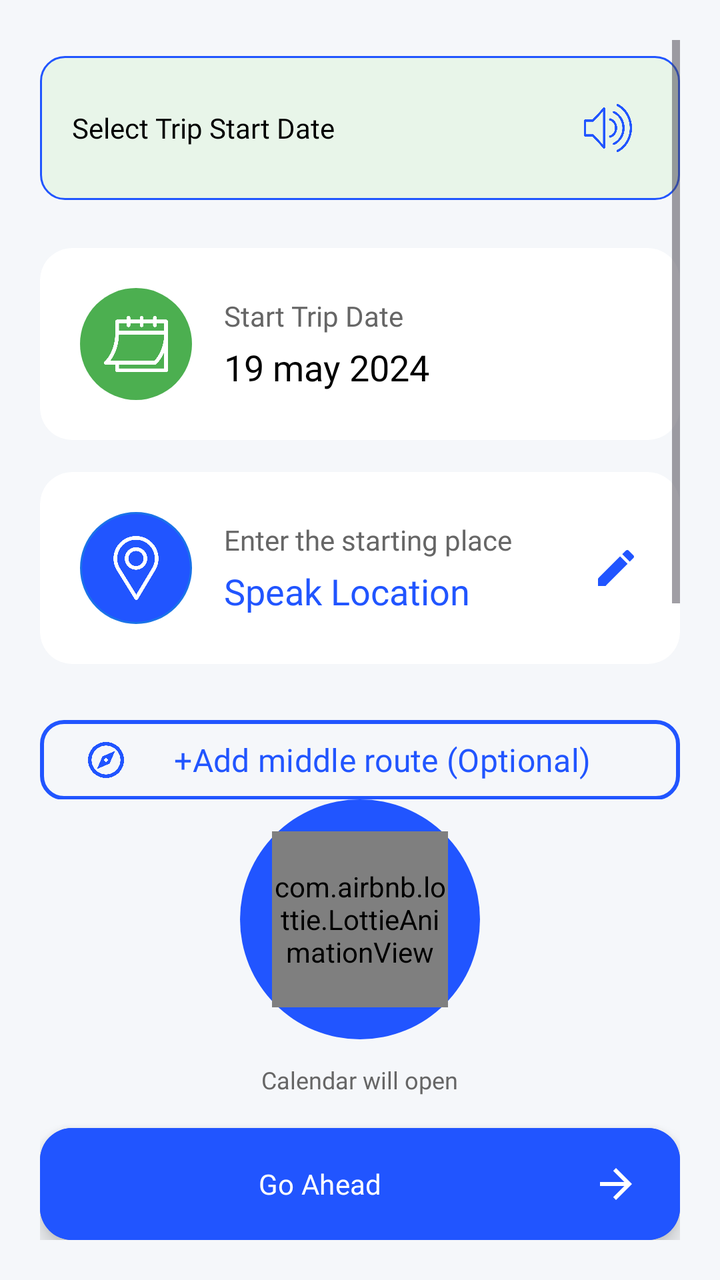
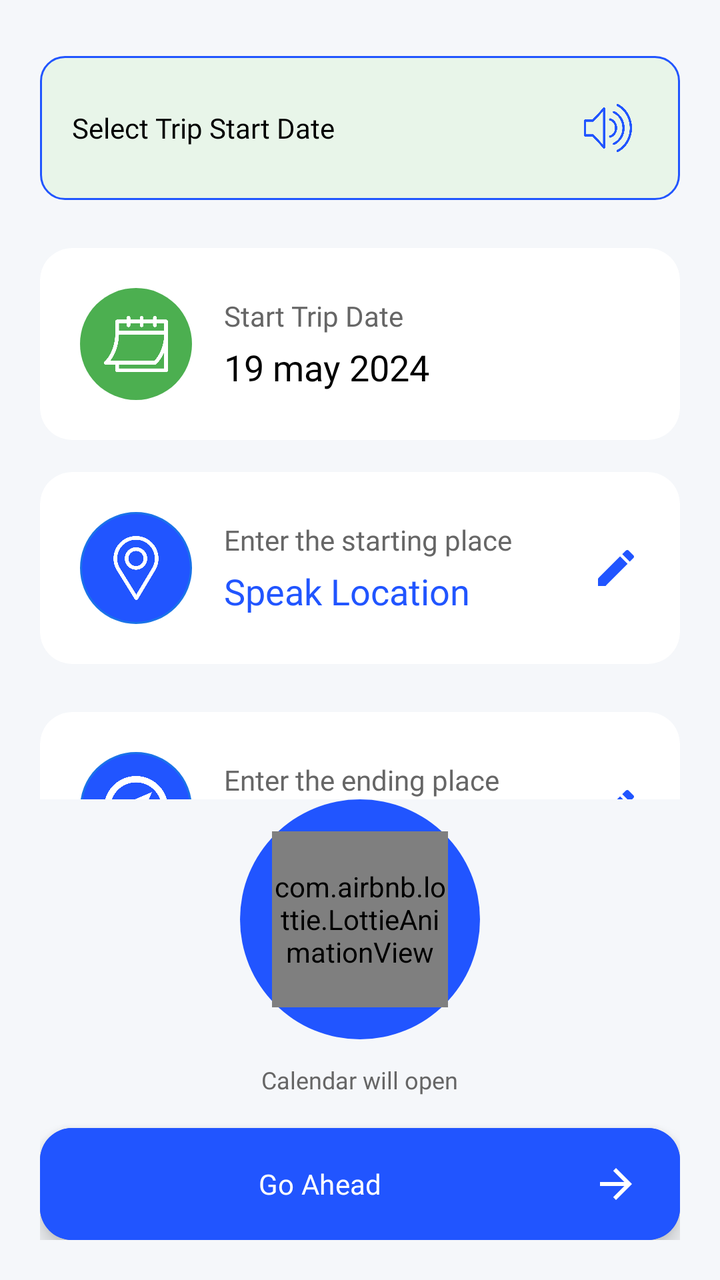

The first picture is an Android layout as it rendered before a commit; the second is the same layout after the commit. The layout source and the unified diff follow.
<!-- AndroidManifest.xml: application theme Theme.TestApplication -->
<!-- res/layout/activity_second_speech_screen.xml -->
<?xml version="1.0" encoding="utf-8"?>
<LinearLayout xmlns:android="http://schemas.android.com/apk/res/android"
    xmlns:app="http://schemas.android.com/apk/res-auto"
    android:layout_width="match_parent"
    android:layout_height="match_parent"
    android:orientation="vertical"
    android:fitsSystemWindows="true"
    android:background="#F5F7FA">

    
    <RelativeLayout
        android:id="@+id/topBar"
        android:layout_width="match_parent"
        android:layout_height="@dimen/_60sdp"
        android:background="@color/green">

        <ImageView
            android:id="@+id/backBtn"
            android:layout_width="@dimen/_25sdp"
            android:layout_height="@dimen/_25sdp"
            android:layout_alignParentStart="true"
            android:layout_centerInParent="true"
            android:layout_marginStart="@dimen/_10sdp"
            android:src="@drawable/baseline_arrow_back_24"
            app:tint="@color/white" />

        <TextView
            android:layout_width="wrap_content"
            android:layout_height="wrap_content"
            android:layout_centerInParent="true"
            android:fontFamily="@font/roboto_medium"
            android:text="@string/other_details_de"
            android:textColor="@color/white"
            android:textSize="@dimen/_14sdp" />
    </RelativeLayout>

    
    <RelativeLayout
        android:layout_width="match_parent"
        android:layout_height="0dp"
        android:layout_weight="1"
        android:padding="20dp">

        
        <ScrollView
            android:id="@+id/scrollContent"
            android:layout_width="match_parent"
            android:layout_height="wrap_content"
            android:layout_alignParentTop="true"
            android:layout_above="@id/bottomSection"
            android:fillViewport="true">

            <LinearLayout
                android:layout_width="match_parent"
                android:layout_height="wrap_content"
                android:orientation="vertical">

                
                <LinearLayout
                    android:layout_width="match_parent"
                    android:layout_height="wrap_content"
                    android:layout_marginTop="8dp"
                    android:layout_marginBottom="24dp"
                    android:gravity="center_vertical"
                    android:orientation="horizontal"
                    android:background="@drawable/bg_instruction_banner"
                    android:padding="16dp">

                    <TextView
                        android:id="@+id/tvInstruction"
                        android:layout_width="0dp"
                        android:layout_height="wrap_content"
                        android:layout_weight="1"
                        android:text="@string/trip_shuru_hone_ki_tareekh_chuno"
                        android:textSize="@dimen/_14sdp"
                        android:textColor="@color/black"
                        android:fontFamily="@font/roboto_medium" />

                    <ImageView
                        android:id="@+id/ivSpeaker"
                        android:layout_width="40dp"
                        android:layout_height="40dp"
                        android:background="?attr/selectableItemBackgroundBorderless"
                        android:padding="8dp"
                        android:src="@drawable/loud_speaker"
                        app:tint="@color/color_primary" />
                </LinearLayout>

                
                <com.google.android.material.card.MaterialCardView
                    android:id="@+id/cardStartDate"
                    android:layout_width="match_parent"
                    android:layout_height="wrap_content"
                    android:layout_marginBottom="16dp"
                    app:cardBackgroundColor="#FFFFFF"
                    app:cardCornerRadius="16dp"
                    app:strokeColor="@color/green"
                    app:strokeWidth="0dp">

                    <LinearLayout
                        android:layout_width="match_parent"
                        android:layout_height="wrap_content"
                        android:orientation="horizontal"
                        android:padding="20dp"
                        android:gravity="center_vertical">

                        
                        <FrameLayout
                            android:layout_width="56dp"
                            android:layout_height="56dp"
                            android:background="@drawable/bg_icon_circle_green">

                            <ImageView
                                android:layout_width="32dp"
                                android:layout_height="32dp"
                                android:layout_gravity="center"
                                android:src="@drawable/calendar"
                                app:tint="@color/white" />
                        </FrameLayout>

                        
                        <LinearLayout
                            android:layout_width="0dp"
                            android:layout_height="wrap_content"
                            android:layout_weight="1"
                            android:layout_marginStart="16dp"
                            android:orientation="vertical">

                            <TextView
                                android:layout_width="wrap_content"
                                android:layout_height="wrap_content"
                                android:text="@string/trip_start_date"
                                android:textSize="14sp"
                                android:textColor="#666666"
                                android:fontFamily="@font/roboto_regular" />

                            <TextView
                                android:id="@+id/tvStartDateValue"
                                android:layout_width="wrap_content"
                                android:layout_height="wrap_content"
                                android:layout_marginTop="4dp"
                                android:text="19 may 2024"
                                android:textColor="@color/black"
                                android:textSize="18sp"
                                android:fontFamily="@font/roboto_bold" />
                        </LinearLayout>

                        
                        <ImageView
                            android:layout_width="24dp"
                            android:layout_height="24dp"
                            android:visibility="gone"
                            android:src="@drawable/baseline_edit_24"
                            app:tint="@color/color_primary" />
                    </LinearLayout>
                </com.google.android.material.card.MaterialCardView>

                
                <com.google.android.material.card.MaterialCardView
                    android:id="@+id/cardStartPlace"
                    android:layout_width="match_parent"
                    android:layout_height="wrap_content"
                    android:layout_marginBottom="16dp"
                    app:cardBackgroundColor="#FFFFFF"
                    app:cardCornerRadius="16dp"
                    app:strokeColor="@color/green"
                    app:strokeWidth="0dp">

                    <LinearLayout
                        android:layout_width="match_parent"
                        android:layout_height="wrap_content"
                        android:orientation="horizontal"
                        android:padding="20dp"
                        android:gravity="center_vertical">

                        
                        <FrameLayout
                            android:layout_width="56dp"
                            android:layout_height="56dp"
                            android:background="@drawable/bg_icon_circle_blue">

                            <ImageView
                                android:layout_width="32dp"
                                android:layout_height="32dp"
                                android:layout_gravity="center"
                                android:src="@drawable/map"
                                app:tint="@color/white" />
                        </FrameLayout>

                        
                        <LinearLayout
                            android:layout_width="0dp"
                            android:layout_height="wrap_content"
                            android:layout_weight="1"
                            android:layout_marginStart="16dp"
                            android:orientation="vertical">

                            <TextView
                                android:layout_width="wrap_content"
                                android:layout_height="wrap_content"
                                android:text="@string/sarvat_no_place_nakho"
                                android:textSize="14sp"
                                android:textColor="#666666"
                                android:fontFamily="@font/roboto_regular" />

                            <TextView
                                android:id="@+id/tvStartPlaceValue"
                                android:layout_width="wrap_content"
                                android:layout_height="wrap_content"
                                android:layout_marginTop="4dp"
                                android:text="@string/jagah_bolo"
                                android:textColor="@color/color_primary"
                                android:textSize="18sp"
                                android:fontFamily="@font/roboto_bold" />
                        </LinearLayout>

                        
                        <ImageView
                            android:layout_width="24dp"
                            android:layout_height="24dp"
                            android:src="@drawable/baseline_edit_24"
                            app:tint="@color/color_primary" />
                    </LinearLayout>
                </com.google.android.material.card.MaterialCardView>

                
                <LinearLayout
                    android:id="@+id/llMiddleStops"
                    android:layout_width="match_parent"
                    android:layout_height="wrap_content"
                    android:orientation="vertical"
                    android:layout_marginBottom="8dp" />

                
                <com.google.android.material.button.MaterialButton
                    android:id="@+id/btnAddStop"
                    android:layout_width="match_parent"
                    android:layout_height="wrap_content"
                    android:layout_marginBottom="16dp"
                    android:text="@string/beech_ke_rasta_add_karo_optinal"
                    android:textColor="@color/green"
                    android:textSize="16sp"
                    android:fontFamily="@font/roboto_medium"
                    style="@style/Widget.Material3.Button.OutlinedButton"
                    app:strokeColor="@color/green"
                    app:strokeWidth="2dp"
                    app:cornerRadius="12dp"
                    app:icon="@drawable/compass"
                    app:iconTint="@color/green"
                    app:iconGravity="start" />

                
                <com.google.android.material.card.MaterialCardView
                    android:id="@+id/cardEndPlace"
                    android:layout_width="match_parent"
                    android:layout_height="wrap_content"
                    android:layout_marginBottom="16dp"
                    app:cardBackgroundColor="#FFFFFF"
                    app:cardCornerRadius="16dp"
                    app:strokeColor="@color/green"
                    app:strokeWidth="0dp">

                    <LinearLayout
                        android:layout_width="match_parent"
                        android:layout_height="wrap_content"
                        android:orientation="horizontal"
                        android:padding="20dp"
                        android:gravity="center_vertical">

                        
                        <FrameLayout
                            android:layout_width="56dp"
                            android:layout_height="56dp"
                            android:background="@drawable/bg_icon_circle_blue">

                            <ImageView
                                android:layout_width="32dp"
                                android:layout_height="32dp"
                                android:layout_gravity="center"
                                android:src="@drawable/compass"
                                app:tint="@color/white" />
                        </FrameLayout>

                        
                        <LinearLayout
                            android:layout_width="0dp"
                            android:layout_height="wrap_content"
                            android:layout_weight="1"
                            android:layout_marginStart="16dp"
                            android:orientation="vertical">

                            <TextView
                                android:layout_width="wrap_content"
                                android:layout_height="wrap_content"
                                android:text="@string/end_no_place_nakho"
                                android:textSize="14sp"
                                android:textColor="#666666"
                                android:fontFamily="@font/roboto_regular" />

                            <TextView
                                android:id="@+id/tvEndPlaceValue"
                                android:layout_width="wrap_content"
                                android:layout_height="wrap_content"
                                android:layout_marginTop="4dp"
                                android:text="@string/destination_bolo"
                                android:textColor="@color/color_primary"
                                android:textSize="18sp"
                                android:fontFamily="@font/roboto_bold" />
                        </LinearLayout>

                        
                        <ImageView
                            android:layout_width="24dp"
                            android:layout_height="24dp"
                            android:src="@drawable/baseline_edit_24"
                            app:tint="@color/color_primary" />
                    </LinearLayout>
                </com.google.android.material.card.MaterialCardView>

            </LinearLayout>
        </ScrollView>

        
        <LinearLayout
            android:id="@+id/bottomSection"
            android:layout_width="match_parent"
            android:layout_height="wrap_content"
            android:layout_alignParentBottom="true"
            android:orientation="vertical"
            android:gravity="center">

            
            <FrameLayout
                android:id="@+id/micContainer"
                android:layout_width="120dp"
                android:layout_height="120dp"
                android:layout_gravity="center"
                android:background="@drawable/bg_mic_circle"
                android:padding="16dp">

                
                <com.airbnb.lottie.LottieAnimationView
                    android:id="@+id/lottieMic"
                    android:layout_width="match_parent"
                    android:layout_height="match_parent"
                    app:lottie_rawRes="@raw/calender_animation"
                    app:lottie_loop="false"
                    app:lottie_autoPlay="false"
                    android:visibility="visible" />

                
                <ImageView
                    android:id="@+id/fabMicrophone"
                    android:layout_width="70dp"
                    android:layout_height="70dp"
                    android:src="@drawable/calendar"
                    android:layout_gravity="center"
                    android:clickable="true"
                    android:visibility="gone"
                    android:focusable="true"
                    android:background="?attr/selectableItemBackgroundBorderless"
                    app:tint="@color/white" />
            </FrameLayout>

            
            <TextView
                android:id="@+id/tvStatus"
                android:layout_width="wrap_content"
                android:layout_height="wrap_content"
                android:layout_marginTop="12dp"
                android:layout_marginBottom="16dp"
                android:fontFamily="@font/roboto_medium"
                android:text="@string/calendar_khulega"
                android:textSize="@dimen/_12sdp"
                android:textColor="#666666" />

            
            <com.google.android.material.floatingactionbutton.ExtendedFloatingActionButton
                android:id="@+id/btnSubmit"
                android:layout_width="match_parent"
                android:layout_height="wrap_content"
                android:text="@string/aage_badho"
                android:textColor="@color/white"
                android:textAllCaps="false"
                android:fontFamily="@font/roboto_medium"
                android:backgroundTint="@color/green"
                app:icon="@drawable/ic_arrow_forward_animated"
                app:iconTint="@color/white"
                app:iconSize="@dimen/_20sdp"
                app:iconGravity="end"
                android:elevation="6dp" />
        </LinearLayout>

    </RelativeLayout>

</LinearLayout>
<!-- resources referenced by this layout -->
<resources>
  <color name="black">#FF000000</color>
  <color name="color_primary">#2155FF</color>
  <color name="green">#2155FF</color>
  <color name="white">#FFFFFFFF</color>
  <dimen name="_12sdp">12</dimen>
  <!-- drawable baseline_arrow_back_24 (drawable) -->
  <vector android:autoMirrored="true" android:height="24dp"
      android:tint="#F3EFEF" android:viewportHeight="24"
      android:viewportWidth="24" android:width="24dp" xmlns:android="http://schemas.android.com/apk/res/android">
      <path android:fillColor="@android:color/white" android:pathData="M20,11H7.83l5.59,-5.59L12,4l-8,8 8,8 1.41,-1.41L7.83,13H20v-2z"/>
  </vector>
  <!-- drawable baseline_edit_24 (drawable) -->
  <vector xmlns:android="http://schemas.android.com/apk/res/android" android:height="24dp" android:tint="#2B67A2" android:viewportHeight="24" android:viewportWidth="24" android:width="24dp">
        
      <path android:fillColor="@android:color/white" android:pathData="M3,17.25V21h3.75L17.81,9.94l-3.75,-3.75L3,17.25zM20.71,7.04c0.39,-0.39 0.39,-1.02 0,-1.41l-2.34,-2.34c-0.39,-0.39 -1.02,-0.39 -1.41,0l-1.83,1.83 3.75,3.75 1.83,-1.83z"/>
      
  </vector>
  <!-- drawable bg_icon_circle_blue (drawable) -->
  <?xml version="1.0" encoding="utf-8"?>
  <shape xmlns:android="http://schemas.android.com/apk/res/android"
      android:shape="oval">
  
      
      <solid android:color="@color/color_primary" />
  
      
      <stroke
          android:width="1dp"
          android:color="#1A73E8" />
  
  </shape>
  <!-- drawable bg_icon_circle_green (drawable) -->
  <?xml version="1.0" encoding="utf-8"?>
  <shape xmlns:android="http://schemas.android.com/apk/res/android"
      android:shape="oval">
      <solid android:color="#4CAF50" />
  </shape>
  <!-- drawable bg_instruction_banner (drawable) -->
  <?xml version="1.0" encoding="utf-8"?>
  <shape xmlns:android="http://schemas.android.com/apk/res/android"
      android:shape="rectangle">
      <solid android:color="#E8F5E9" />
      <corners android:radius="12dp" />
      <stroke
          android:width="1dp"
          android:color="@color/color_primary" />
  </shape>
  <!-- drawable bg_mic_circle (drawable) -->
  <?xml version="1.0" encoding="utf-8"?>
  <shape xmlns:android="http://schemas.android.com/apk/res/android"
      android:shape="oval">
      <solid android:color="@color/color_primary" />
  </shape>
  <!-- drawable calendar: png bitmap (drawable, 7672 bytes) -->
  <!-- drawable compass: png bitmap (drawable, 20625 bytes) -->
  <!-- drawable ic_arrow_forward_animated (drawable) -->
  <?xml version="1.0" encoding="utf-8"?>
  <vector xmlns:android="http://schemas.android.com/apk/res/android"
  android:width="24dp"
  android:height="24dp"
  android:viewportWidth="24"
  android:viewportHeight="24">
  <path
      android:fillColor="@android:color/white"
      android:pathData="M12,4l-1.41,1.41L16.17,11H4v2h12.17l-5.58,5.59L12,20l8,-8z"/>
  </vector>
  <!-- drawable map: png bitmap (drawable, 20218 bytes) -->
  <string name="aage_badho">Go Ahead</string>
  <string name="beech_ke_rasta_add_karo_optinal">+Add middle route (Optional)</string>
  <string name="calendar_khulega">Calendar will open</string>
  <string name="destination_bolo">Destination Speak</string>
  <string name="end_no_place_nakho">Enter the ending place</string>
  <string name="jagah_bolo">Speak Location</string>
  <string name="other_details_de">Add Other Details</string>
  <string name="sarvat_no_place_nakho">Enter the starting place</string>
  <string name="trip_shuru_hone_ki_tareekh_chuno">Select Trip Start Date</string>
  <string name="trip_start_date">Start Trip Date</string>
  <style name="Theme.TestApplication" parent="Base.Theme.TestApplication" />
  <style name="Base.Theme.TestApplication" parent="Theme.Material3.DayNight.NoActionBar">
          <item name="colorPrimary">@color/green</item>
          <item name="android:windowLightStatusBar">false</item>
          <item name="android:statusBarColor">@color/green</item>
          <item name="android:windowBackground">@color/white</item>
  
  
          
          
      </style>
  <!-- unchanged entries left out for length: 1 -->
</resources>

<!-- the commit's change to res/layout/activity_second_speech_screen.xml (unified diff, before → after) -->
@@ -47,6 +47,7 @@
             android:layout_width="match_parent"
             android:layout_height="wrap_content"
             android:layout_alignParentTop="true"
+            android:scrollbars="none"
             android:layout_above="@id/bottomSection"
             android:fillViewport="true">
 
@@ -222,14 +223,82 @@
                             app:tint="@color/color_primary" />
                     </LinearLayout>
                 </com.google.android.material.card.MaterialCardView>
-
-                
                 <LinearLayout
                     android:id="@+id/llMiddleStops"
                     android:layout_width="match_parent"
                     android:layout_height="wrap_content"
                     android:orientation="vertical"
                     android:layout_marginBottom="8dp" />
+                
+                    
+                <com.google.android.material.card.MaterialCardView
+                    android:id="@+id/cardEndPlace"
+                    android:layout_width="match_parent"
+                    android:layout_height="wrap_content"
+                    android:layout_marginBottom="16dp"
+                    app:cardBackgroundColor="#FFFFFF"
+                    app:cardCornerRadius="16dp"
+                    app:strokeColor="@color/green"
+                    app:strokeWidth="0dp">
+
+                    <LinearLayout
+                        android:layout_width="match_parent"
+                        android:layout_height="wrap_content"
+                        android:orientation="horizontal"
+                        android:padding="20dp"
+                        android:gravity="center_vertical">
+
+                        
+                        <FrameLayout
+                            android:layout_width="56dp"
+                            android:layout_height="56dp"
+                            android:background="@drawable/bg_icon_circle_blue">
+
+                            <ImageView
+                                android:layout_width="32dp"
+                                android:layout_height="32dp"
+                                android:layout_gravity="center"
+                                android:src="@drawable/compass"
+                                app:tint="@color/white" />
+                        </FrameLayout>
+
+                        
+                        <LinearLayout
+                            android:layout_width="0dp"
+                            android:layout_height="wrap_content"
+                            android:layout_weight="1"
+                            android:layout_marginStart="16dp"
+                            android:orientation="vertical">
+
+                            <TextView
+                                android:layout_width="wrap_content"
+                                android:layout_height="wrap_content"
+                                android:text="@string/end_no_place_nakho"
+                                android:textSize="14sp"
+                                android:textColor="#666666"
+                                android:fontFamily="@font/roboto_regular" />
+
+                            <TextView
+                                android:id="@+id/tvEndPlaceValue"
+                                android:layout_width="wrap_content"
+                                android:layout_height="wrap_content"
+                                android:layout_marginTop="4dp"
+                                android:text="@string/destination_bolo"
+                                android:textColor="@color/color_primary"
+                                android:textSize="18sp"
+                                android:fontFamily="@font/roboto_bold" />
+                        </LinearLayout>
+
+                        
+                        <ImageView
+                            android:layout_width="24dp"
+                            android:layout_height="24dp"
+                            android:src="@drawable/baseline_edit_24"
+                            app:tint="@color/color_primary" />
+                    </LinearLayout>
+                </com.google.android.material.card.MaterialCardView>
+
+
 
                 
                 <com.google.android.material.button.MaterialButton
@@ -237,7 +306,7 @@
                     android:layout_width="match_parent"
                     android:layout_height="wrap_content"
                     android:layout_marginBottom="16dp"
-                    android:text="@string/beech_ke_rasta_add_karo_optinal"
+                    android:text="@string/add_middle_place_optional_"
                     android:textColor="@color/green"
                     android:textSize="16sp"
                     android:fontFamily="@font/roboto_medium"
@@ -249,73 +318,7 @@
                     app:iconTint="@color/green"
                     app:iconGravity="start" />
 
-                
-                <com.google.android.material.card.MaterialCardView
-                    android:id="@+id/cardEndPlace"
-                    android:layout_width="match_parent"
-                    android:layout_height="wrap_content"
-                    android:layout_marginBottom="16dp"
-                    app:cardBackgroundColor="#FFFFFF"
-                    app:cardCornerRadius="16dp"
-                    app:strokeColor="@color/green"
-                    app:strokeWidth="0dp">
-
-                    <LinearLayout
-                        android:layout_width="match_parent"
-                        android:layout_height="wrap_content"
-                        android:orientation="horizontal"
-                        android:padding="20dp"
-                        android:gravity="center_vertical">
-
-                        
-                        <FrameLayout
-                            android:layout_width="56dp"
-                            android:layout_height="56dp"
-                            android:background="@drawable/bg_icon_circle_blue">
-
-                            <ImageView
-                                android:layout_width="32dp"
-                                android:layout_height="32dp"
-                                android:layout_gravity="center"
-                                android:src="@drawable/compass"
-                                app:tint="@color/white" />
-                        </FrameLayout>
-
-                        
-                        <LinearLayout
-                            android:layout_width="0dp"
-                            android:layout_height="wrap_content"
-                            android:layout_weight="1"
-                            android:layout_marginStart="16dp"
-                            android:orientation="vertical">
-
-                            <TextView
-                                android:layout_width="wrap_content"
-                                android:layout_height="wrap_content"
-                                android:text="@string/end_no_place_nakho"
-                                android:textSize="14sp"
-                                android:textColor="#666666"
-                                android:fontFamily="@font/roboto_regular" />
-
-                            <TextView
-                                android:id="@+id/tvEndPlaceValue"
-                                android:layout_width="wrap_content"
-                                android:layout_height="wrap_content"
-                                android:layout_marginTop="4dp"
-                                android:text="@string/destination_bolo"
-                                android:textColor="@color/color_primary"
-                                android:textSize="18sp"
-                                android:fontFamily="@font/roboto_bold" />
-                        </LinearLayout>
-
-                        
-                        <ImageView
-                            android:layout_width="24dp"
-                            android:layout_height="24dp"
-                            android:src="@drawable/baseline_edit_24"
-                            app:tint="@color/color_primary" />
-                    </LinearLayout>
-                </com.google.android.material.card.MaterialCardView>
+
 
             </LinearLayout>
         </ScrollView>
<!-- resource entries referenced after the edit -->
@@ -68,7 +68,7 @@
   </vector>
   <!-- drawable map: png bitmap (drawable, 20218 bytes) -->
   <string name="aage_badho">Go Ahead</string>
-  <string name="beech_ke_rasta_add_karo_optinal">+Add middle route (Optional)</string>
+  <string name="add_middle_place_optional_">+Add if you went somewhere else</string>
   <string name="calendar_khulega">Calendar will open</string>
   <string name="destination_bolo">Destination Speak</string>
   <string name="end_no_place_nakho">Enter the ending place</string>
